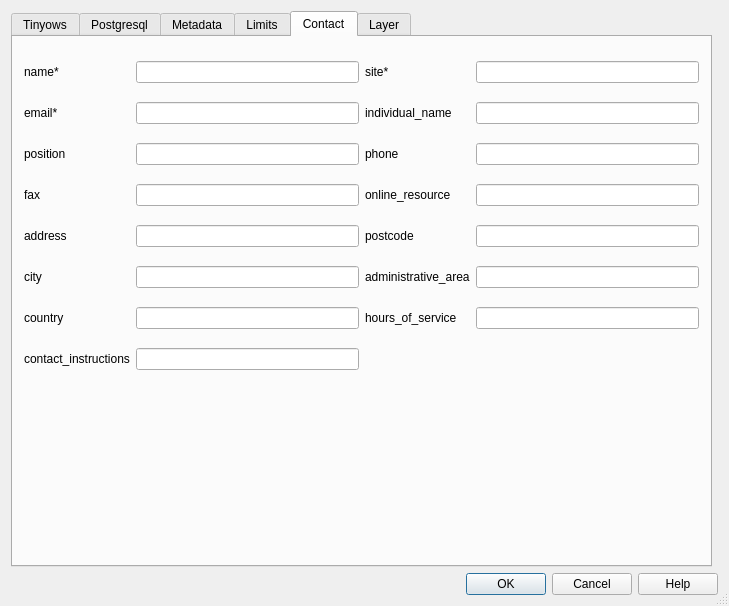
This is ui/tinyowsxmlgenerator.ui in MiniHero/tinyows_xml_generator as Qt 5 draws it before an edit. The edited form follows.
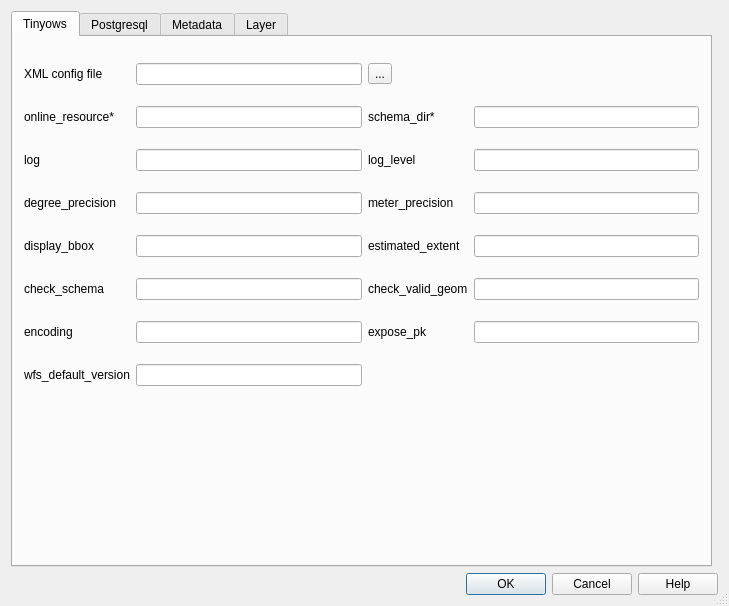
This is the edited form. The open tabs and pages were chosen to show the change.

```diff
--- a/ui/tinyowsxmlgenerator.ui
+++ b/ui/tinyowsxmlgenerator.ui
@@ -374,222 +374,6 @@
      </widget>
      <widget class="QWidget" name="tab_4">
       <attribute name="title">
-       <string>Limits</string>
-      </attribute>
-      <layout class="QGridLayout" name="gridLayout_8">
-       <item row="3" column="1">
-        <widget class="QLineEdit" name="txtLimitsFeatures"/>
-       </item>
-       <item row="3" column="3">
-        <widget class="QLineEdit" name="txtLimitsGeobbox"/>
-       </item>
-       <item row="4" column="1">
-        <spacer name="verticalSpacer">
-         <property name="orientation">
-          <enum>Qt::Vertical</enum>
-         </property>
-         <property name="sizeType">
-          <enum>QSizePolicy::Fixed</enum>
-         </property>
-         <property name="sizeHint" stdset="0">
-          <size>
-           <width>20</width>
-           <height>400</height>
-          </size>
-         </property>
-        </spacer>
-       </item>
-       <item row="3" column="0">
-        <widget class="QLabel" name="features">
-         <property name="text">
-          <string>features</string>
-         </property>
-        </widget>
-       </item>
-       <item row="3" column="2">
-        <widget class="QLabel" name="label_21">
-         <property name="text">
-          <string>geobbox</string>
-         </property>
-        </widget>
-       </item>
-      </layout>
-     </widget>
-     <widget class="QWidget" name="tab_5">
-      <attribute name="title">
-       <string>Contact</string>
-      </attribute>
-      <layout class="QGridLayout" name="gridLayout_3">
-       <item row="6" column="3">
-        <widget class="QLineEdit" name="txtContactHoursOfService"/>
-       </item>
-       <item row="6" column="1">
-        <widget class="QLineEdit" name="txtContactCountry"/>
-       </item>
-       <item row="3" column="1">
-        <widget class="QLineEdit" name="txtContactFax"/>
-       </item>
-       <item row="4" column="2">
-        <widget class="QLabel" name="label_13">
-         <property name="text">
-          <string>postcode</string>
-         </property>
-        </widget>
-       </item>
-       <item row="8" column="1">
-        <spacer name="verticalSpacer_2">
-         <property name="orientation">
-          <enum>Qt::Vertical</enum>
-         </property>
-         <property name="sizeType">
-          <enum>QSizePolicy::Fixed</enum>
-         </property>
-         <property name="sizeHint" stdset="0">
-          <size>
-           <width>20</width>
-           <height>170</height>
-          </size>
-         </property>
-        </spacer>
-       </item>
-       <item row="7" column="1">
-        <widget class="QLineEdit" name="txtContactContactInstructions"/>
-       </item>
-       <item row="7" column="0">
-        <widget class="QLabel" name="label_26">
-         <property name="text">
-          <string>contact_instructions</string>
-         </property>
-        </widget>
-       </item>
-       <item row="2" column="0">
-        <widget class="QLabel" name="label_8">
-         <property name="text">
-          <string>position</string>
-         </property>
-        </widget>
-       </item>
-       <item row="4" column="3">
-        <widget class="QLineEdit" name="txtContactPostcode"/>
-       </item>
-       <item row="1" column="3">
-        <widget class="QLineEdit" name="txtContactIndividualName"/>
-       </item>
-       <item row="0" column="0">
-        <widget class="QLabel" name="label_4">
-         <property name="text">
-          <string>name*</string>
-         </property>
-        </widget>
-       </item>
-       <item row="3" column="3">
-        <widget class="QLineEdit" name="txtContactOnlineResource"/>
-       </item>
-       <item row="5" column="3">
-        <widget class="QLineEdit" name="txtContactAdministrativeArea"/>
-       </item>
-       <item row="6" column="0">
-        <widget class="QLabel" name="label_16">
-         <property name="text">
-          <string>country</string>
-         </property>
-        </widget>
-       </item>
-       <item row="3" column="2">
-        <widget class="QLabel" name="label_11">
-         <property name="text">
-          <string>online_resource</string>
-         </property>
-        </widget>
-       </item>
-       <item row="1" column="0">
-        <widget class="QLabel" name="label_6">
-         <property name="text">
-          <string>email*</string>
-         </property>
-        </widget>
-       </item>
-       <item row="2" column="1">
-        <widget class="QLineEdit" name="txtContactPosition"/>
-       </item>
-       <item row="4" column="1">
-        <widget class="QLineEdit" name="txtContactAddress"/>
-       </item>
-       <item row="1" column="2">
-        <widget class="QLabel" name="txtTinyowsLogLevel">
-         <property name="text">
-          <string>individual_name</string>
-         </property>
-        </widget>
-       </item>
-       <item row="5" column="2">
-        <widget class="QLabel" name="label_15">
-         <property name="text">
-          <string>administrative_area</string>
-         </property>
-        </widget>
-       </item>
-       <item row="1" column="1">
-        <widget class="QLineEdit" name="txtContactEmail"/>
-       </item>
-       <item row="3" column="0">
-        <widget class="QLabel" name="label_10">
-         <property name="text">
-          <string>fax</string>
-         </property>
-        </widget>
-       </item>
-       <item row="5" column="0">
-        <widget class="QLabel" name="label_14">
-         <property name="text">
-          <string>city</string>
-         </property>
-        </widget>
-       </item>
-       <item row="0" column="1">
-        <widget class="QLineEdit" name="txtContactName"/>
-       </item>
-       <item row="2" column="3">
-        <widget class="QLineEdit" name="txtContactPhone"/>
-       </item>
-       <item row="4" column="0">
-        <widget class="QLabel" name="label_12">
-         <property name="text">
-          <string>address</string>
-         </property>
-        </widget>
-       </item>
-       <item row="5" column="1">
-        <widget class="QLineEdit" name="txtContactCity"/>
-       </item>
-       <item row="2" column="2">
-        <widget class="QLabel" name="label_9">
-         <property name="text">
-          <string>phone</string>
-         </property>
-        </widget>
-       </item>
-       <item row="0" column="2">
-        <widget class="QLabel" name="label_5">
-         <property name="text">
-          <string>site*</string>
-         </property>
-        </widget>
-       </item>
-       <item row="0" column="3">
-        <widget class="QLineEdit" name="txtContactSite"/>
-       </item>
-       <item row="6" column="2">
-        <widget class="QLabel" name="label_25">
-         <property name="text">
-          <string>hours_of_service</string>
-         </property>
-        </widget>
-       </item>
-      </layout>
-     </widget>
-     <widget class="QWidget" name="tab_6">
-      <attribute name="title">
        <string>Layer</string>
       </attribute>
       <layout class="QGridLayout" name="gridLayout_3">
```
Left out of the diff: 162 changed lines with no effect on the pictures.
